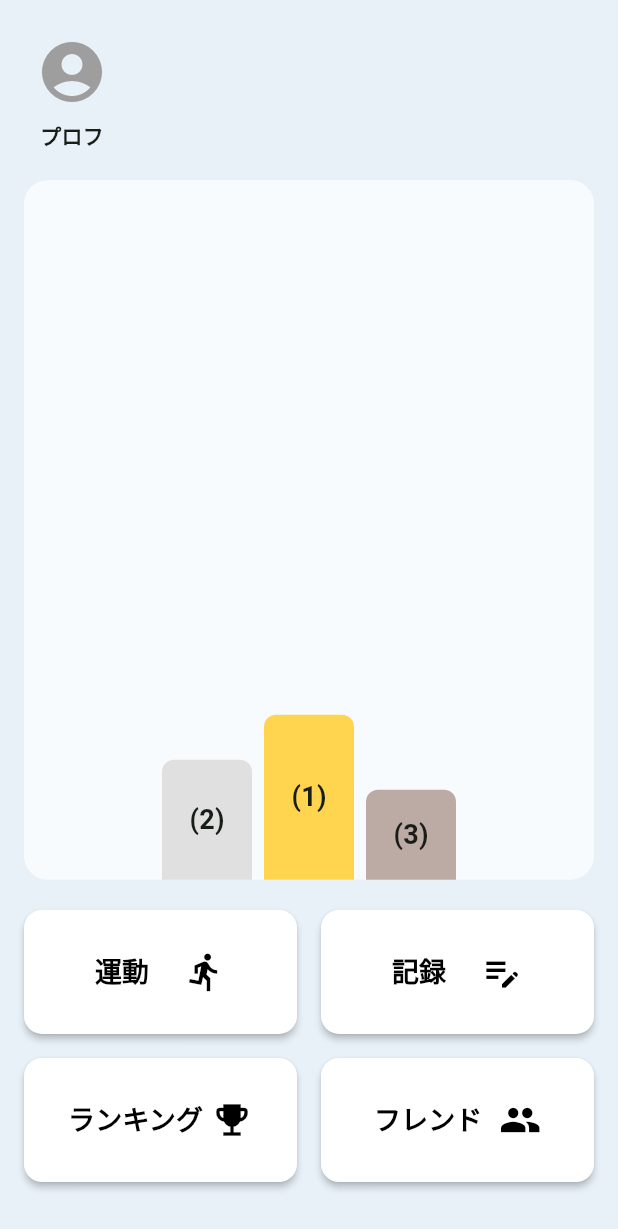
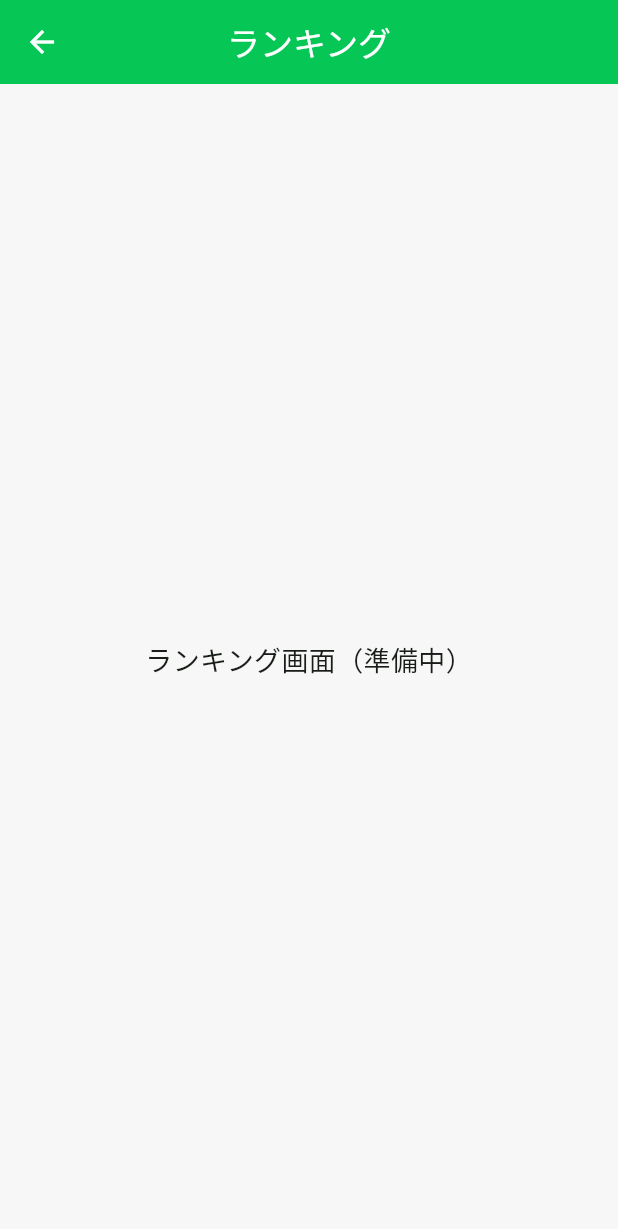
Before and after one commit to 1F10240045/team-jissyuu, a Flutter app: the screen it shows after launch, after a tap on "ランキング", on a phone screen of 412 x 824 dp. Shown: the top 1229 px of the screen. Run offline on Flutter 3.47's test engine with Material 3 defaults, Android fonts, the phone set to English and light mode, and no system bars; our stand-ins replace cloud_firestore, firebase_auth, firebase_core; accounts and stored records are empty.

Commit message:
feat: メイン画面からのルーティングと機能画面のプレースホルダーを作成 (#11)

```diff
--- a/frontend/lib/main.dart
+++ b/frontend/lib/main.dart
@@ -2,7 +2,7 @@ import 'package:flutter/foundation.dart';
 import 'package:flutter/material.dart';
 import 'package:firebase_core/firebase_core.dart';
 import 'package:firebase_auth/firebase_auth.dart';
-import 'package0:cloud_firestore/cloud_firestore.dart';
+import 'package:cloud_firestore/cloud_firestore.dart';
 
 import 'screens/home_screen.dart'; // 作成したHomeScreenをインポート
 import 'theme/app_theme.dart';
--- /dev/null
+++ b/frontend/lib/screens/friend_screen.dart
@@ -0,0 +1,13 @@
+import 'package:flutter/material.dart';
+
+class FriendScreen extends StatelessWidget {
+  const FriendScreen({super.key});
+
+  @override
+  Widget build(BuildContext context) {
+    return Scaffold(
+      appBar: AppBar(title: const Text('フレンド')),
+      body: const Center(child: Text('フレンド画面（準備中）', style: TextStyle(fontSize: 18))),
+    );
+  }
+}
--- a/frontend/lib/screens/home_screen.dart
+++ b/frontend/lib/screens/home_screen.dart
@@ -1,4 +1,10 @@
-import 'package:flutter/material.dart';
+import 'package:flutter/material.dart'; // ※ package: にしてください（0が入らないようご注意）
+
+import 'exercise_screen.dart';
+import 'record_screen.dart';
+import 'ranking_screen.dart';
+import 'friend_screen.dart';
+import 'profile_screen.dart'; // プロフィール画面をインポート
 
 class HomeScreen extends StatelessWidget {
   const HomeScreen({super.key});
@@ -15,24 +21,30 @@ class HomeScreen extends StatelessWidget {
               // 1. プロフボタン（左上）
               Align(
                 alignment: Alignment.centerLeft,
-                child: Column(
-                  children: [
-                    IconButton(
-                      iconSize: 48,
-                      icon: const Icon(Icons.account_circle, color: Colors.grey),
-                      onPressed: () {},
-                    ),
-                    const Text(
-                      'プロフ',
-                      style: TextStyle(fontWeight: FontWeight.bold),
-                    ),
-                  ],
+                child: GestureDetector(
+                  onTap: () {
+                    Navigator.push(
+                      context,
+                      MaterialPageRoute(
+                        builder: (context) => const ProfileScreen(),
+                      ),
+                    );
+                  },
+                  child: const Column(
+                    children: [
+                      Icon(Icons.account_circle, size: 48, color: Colors.grey),
+                      Text(
+                        'プロフ',
+                        style: TextStyle(fontWeight: FontWeight.bold),
+                      ),
+                    ],
+                  ),
                 ),
               ),
 
               const SizedBox(height: 20),
 
-              // 2. 中央の表彰台エリア（1, 2, 3位）
+              // 2. 中央の表彰台エリア
               Expanded(
                 child: Container(
                   width: double.infinity,
@@ -67,10 +79,58 @@ class HomeScreen extends StatelessWidget {
                 mainAxisSpacing: 16,
                 childAspectRatio: 2.2,
                 children: [
-                  _buildMenuButton(context, label: '運動', icon: Icons.directions_run),
-                  _buildMenuButton(context, label: '記録', icon: Icons.edit_note),
-                  _buildMenuButton(context, label: 'ランキング', icon: Icons.emoji_events),
-                  _buildMenuButton(context, label: 'フレンド', icon: Icons.people),
+                  _buildMenuButton(
+                    context,
+                    label: '運動',
+                    icon: Icons.directions_run,
+                    onTap: () {
+                      Navigator.push(
+                        context,
+                        MaterialPageRoute(
+                          builder: (context) => const ExerciseScreen(),
+                        ),
+                      );
+                    },
+                  ),
+                  _buildMenuButton(
+                    context,
+                    label: '記録',
+                    icon: Icons.edit_note,
+                    onTap: () {
+                      Navigator.push(
+                        context,
+                        MaterialPageRoute(
+                          builder: (context) => const RecordScreen(),
+                        ),
+                      );
+                    },
+                  ),
+                  _buildMenuButton(
+                    context,
+                    label: 'ランキング',
+                    icon: Icons.emoji_events,
+                    onTap: () {
+                      Navigator.push(
+                        context,
+                        MaterialPageRoute(
+                          builder: (context) => const RankingScreen(),
+                        ),
+                      );
+                    },
+                  ),
+                  _buildMenuButton(
+                    context,
+                    label: 'フレンド',
+                    icon: Icons.people,
+                    onTap: () {
+                      Navigator.push(
+                        context,
+                        MaterialPageRoute(
+                          builder: (context) => const FriendScreen(),
+                        ),
+                      );
+                    },
+                  ),
                 ],
               ),
               const SizedBox(height: 20),
@@ -95,7 +155,10 @@ class HomeScreen extends StatelessWidget {
           child: Center(
             child: Text(
               '($rank)',
-              style: const TextStyle(fontSize: 18, fontWeight: FontWeight.bold),
+              style: const TextStyle(
+                fontSize: 18,
+                fontWeight: FontWeight.bold,
+              ),
             ),
           ),
         ),
@@ -103,19 +166,29 @@ class HomeScreen extends StatelessWidget {
     );
   }
 
-  Widget _buildMenuButton(BuildContext context, {required String label, required IconData icon}) {
+  Widget _buildMenuButton(
+    BuildContext context, {
+    required String label,
+    required IconData icon,
+    required VoidCallback onTap,
+  }) {
     return ElevatedButton(
       style: ElevatedButton.styleFrom(
         backgroundColor: Colors.white,
         foregroundColor: Colors.black,
         elevation: 2,
-        shape: RoundedRectangleBorder(borderRadius: BorderRadius.circular(12)),
+        shape: RoundedRectangleBorder(
+          borderRadius: BorderRadius.circular(12),
+        ),
       ),
-      onPressed: () {},
+      onPressed: onTap,
       child: Row(
         mainAxisAlignment: MainAxisAlignment.spaceEvenly,
         children: [
-          Text(label, style: const TextStyle(fontSize: 18, fontWeight: FontWeight.bold)),
+          Text(
+            label,
+            style: const TextStyle(fontSize: 18, fontWeight: FontWeight.bold),
+          ),
           Icon(icon, size: 28),
         ],
       ),
--- /dev/null
+++ b/frontend/lib/screens/ranking_screen.dart
@@ -0,0 +1,13 @@
+import 'package:flutter/material.dart';
+
+class RankingScreen extends StatelessWidget {
+  const RankingScreen({super.key});
+
+  @override
+  Widget build(BuildContext context) {
+    return Scaffold(
+      appBar: AppBar(title: const Text('ランキング')),
+      body: const Center(child: Text('ランキング画面（準備中）', style: TextStyle(fontSize: 18))),
+    );
+  }
+}
```
Also changed, not shown: frontend/lib/screens/exercise_screen.dart (added, +13 -0 lines), frontend/lib/screens/profile_screen.dart (added, +20 -0 lines), frontend/lib/screens/record_screen.dart (added, +13 -0 lines).
